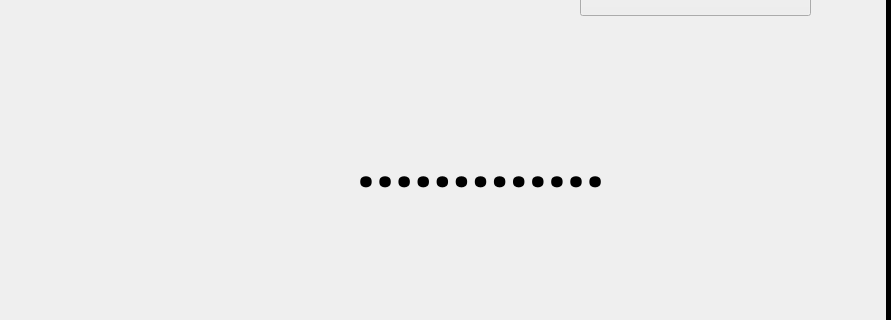
Above: client.ui from SINA-JAHANGIR/Skull-King before the change; both pictures show x 420 to 1311 and y 195 to 515 of the 1311 by 741 pixel window. Below: the same form after it.
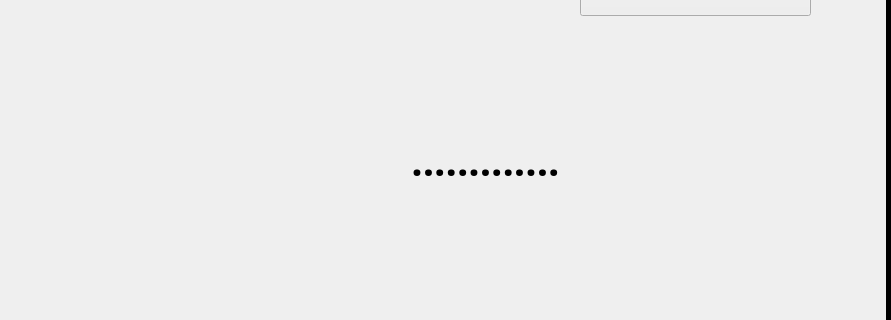
That is the form after the change. Icons and pictures are not drawn.

Patch:
```diff
--- a/client.ui
+++ b/client.ui
@@ -114,16 +114,16 @@
    <widget class="QLabel" name="label">
     <property name="geometry">
      <rect>
-      <x>570</x>
+      <x>540</x>
       <y>260</y>
-      <width>661</width>
+      <width>731</width>
       <height>191</height>
      </rect>
     </property>
     <property name="font">
      <font>
       <family>Tempus Sans ITC</family>
-      <pointsize>50</pointsize>
+      <pointsize>30</pointsize>
       <bold>true</bold>
      </font>
     </property>
```
